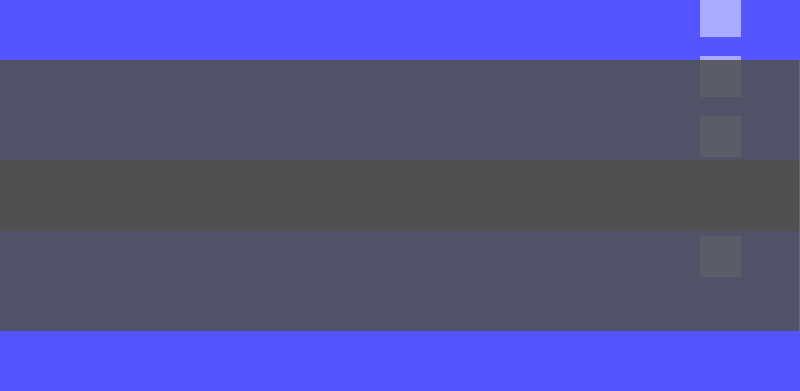
The window that BaghChal/BaghChal/BaghChal.ui (kaushaldeo/bagh-chal) describes before a commit, drawn with Qt 5; both pictures show x 0 to 800 and y 98 to 489 of the 800 by 600 pixel window.
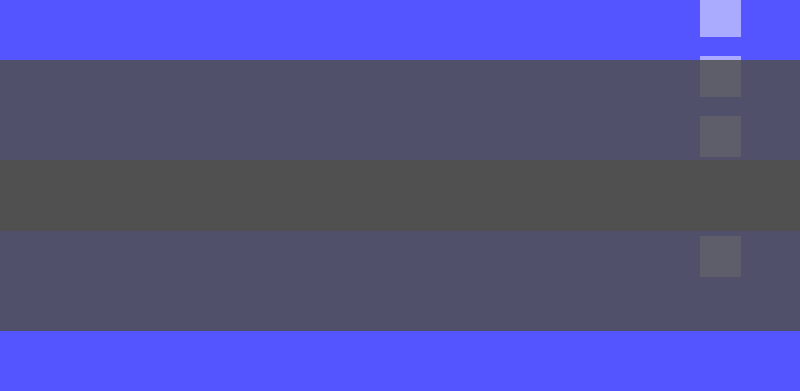
The same window after the commit. Icons and pictures are not drawn. Custom widgets are drawn as their Qt base class.

Commit message: Turn Message Box Style verbessert.

Diff of the .ui file:
```diff
--- a/BaghChal/BaghChal/BaghChal.ui
+++ b/BaghChal/BaghChal/BaghChal.ui
@@ -1450,30 +1450,89 @@
       <rect>
        <x>0</x>
        <y>140</y>
-       <width>800</width>
+       <width>801</width>
        <height>271</height>
       </rect>
      </property>
+     <property name="palette">
+      <palette>
+       <active>
+        <colorrole role="Base">
+         <brush brushstyle="SolidPattern">
+          <color alpha="255">
+           <red>255</red>
+           <green>255</green>
+           <blue>255</blue>
+          </color>
+         </brush>
+        </colorrole>
+        <colorrole role="Window">
+         <brush brushstyle="SolidPattern">
+          <color alpha="215">
+           <red>80</red>
+           <green>80</green>
+           <blue>80</blue>
+          </color>
+         </brush>
+        </colorrole>
+       </active>
+       <inactive>
+        <colorrole role="Base">
+         <brush brushstyle="SolidPattern">
+          <color alpha="255">
+           <red>255</red>
+           <green>255</green>
+           <blue>255</blue>
+          </color>
+         </brush>
+        </colorrole>
+        <colorrole role="Window">
+         <brush brushstyle="SolidPattern">
+          <color alpha="215">
+           <red>80</red>
+           <green>80</green>
+           <blue>80</blue>
+          </color>
+         </brush>
+        </colorrole>
+       </inactive>
+       <disabled>
+        <colorrole role="Base">
+         <brush brushstyle="SolidPattern">
+          <color alpha="215">
+           <red>80</red>
+           <green>80</green>
+           <blue>80</blue>
+          </color>
+         </brush>
+        </colorrole>
+        <colorrole role="Window">
+         <brush brushstyle="SolidPattern">
+          <color alpha="215">
+           <red>80</red>
+           <green>80</green>
+           <blue>80</blue>
+          </color>
+         </brush>
+        </colorrole>
+       </disabled>
+      </palette>
+     </property>
      <property name="cursor">
       <cursorShape>PointingHandCursor</cursorShape>
      </property>
      <property name="autoFillBackground">
-      <bool>false</bool>
+      <bool>true</bool>
      </property>
      <property name="styleSheet">
-      <string notr="true">#turnMsgBox {
-	
-	color: rgba(80, 80, 80, 220);
-	background-color: rgb(80, 80, 80, 220);
-}
-</string>
+      <string notr="true"/>
      </property>
      <widget class="QLabel" name="turnMsg">
       <property name="geometry">
        <rect>
         <x>1</x>
         <y>100</y>
-        <width>799</width>
+        <width>801</width>
         <height>71</height>
        </rect>
       </property>
```
The commit also changes 1 other file.
